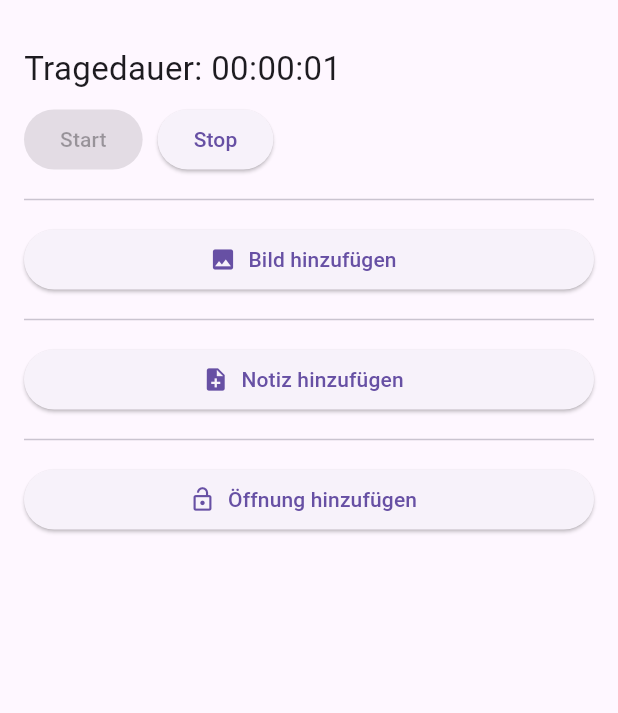
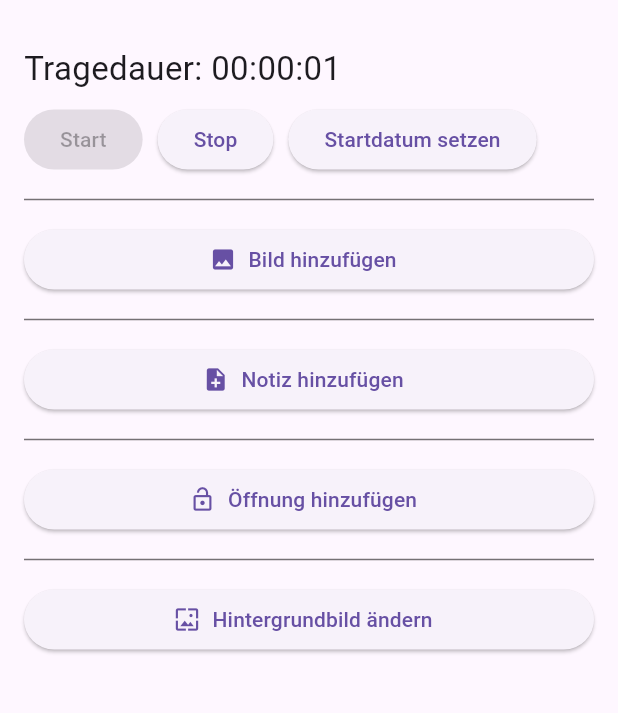
Before and after one commit to alessia-prog/ctarck, a Flutter app: the screen it shows after launch, after a tap on "Start", on a phone screen of 412 x 824 dp, the part 63-776 px from its top. Run offline on Flutter 3.47's test engine with Material 3 defaults, Android fonts, the phone set to English and light mode, and no system bars; our stand-ins replace image_picker, shared_preferences.

Commit message:
code geändert

```diff
--- a/lib/main.dart
+++ b/lib/main.dart
@@ -37,6 +37,7 @@ class _HomeScreenState extends State<HomeScreen> {
   final List<File> _images = [];
   final List<String> _notes = [];
   final List<String> _openings = [];
+  File? _backgroundImage;
 
   @override
   void initState() {
@@ -46,25 +47,44 @@ class _HomeScreenState extends State<HomeScreen> {
 
   Future<void> _loadData() async {
     final prefs = await SharedPreferences.getInstance();
+
+    // Lade Startzeit
     final startMillis = prefs.getInt('startTime');
     if (startMillis != null) {
       _startTime = DateTime.fromMillisecondsSinceEpoch(startMillis);
       _startTimer();
     }
+
+    // Lade bisherige Tragedauer
     final elapsedSecs = prefs.getInt('elapsed') ?? 0;
     setState(() {
       _elapsed = Duration(seconds: elapsedSecs);
     });
+
+    // Lade Hintergrundbild
+    final bgPath = prefs.getString('background');
+    if (bgPath != null && File(bgPath).existsSync()) {
+      setState(() => _backgroundImage = File(bgPath));
+    }
   }
 
   Future<void> _saveData() async {
     final prefs = await SharedPreferences.getInstance();
+
+    // Speichere Startzeit
     if (_startTime != null) {
       await prefs.setInt('startTime', _startTime!.millisecondsSinceEpoch);
     } else {
       await prefs.remove('startTime');
     }
+
+    // Speichere Tragedauer
     await prefs.setInt('elapsed', _elapsed.inSeconds);
+
+    // Speichere Hintergrundbild
+    if (_backgroundImage != null) {
+      await prefs.setString('background', _backgroundImage!.path);
+    }
   }
 
   void _startTimer() {
@@ -96,12 +116,45 @@ class _HomeScreenState extends State<HomeScreen> {
     _saveData();
   }
 
+  Future<void> _setManualStartDate() async {
+    final pickedDate = await showDatePicker(
+      context: context,
+      initialDate: DateTime.now(),
+      firstDate: DateTime(2000),
+      lastDate: DateTime.now(),
+    );
+    if (pickedDate == null) return;
+
+    final pickedTime = await showTimePicker(
+      context: context,
+      initialTime: TimeOfDay.now(),
+    );
+    if (pickedTime == null) return;
+
+    final newStart = DateTime(
+      pickedDate.year,
+      pickedDate.month,
+      pickedDate.day,
+      pickedTime.hour,
+      pickedTime.minute,
+    );
+
+    setState(() {
+      _startTime = newStart;
+      _elapsed = DateTime.now().difference(newStart);
+    });
+    _startTimer();
+    _saveData();
+  }
+
   Future<void> _addImage() async {
     final picker = ImagePicker();
     final picked = await picker.pickImage(source: ImageSource.gallery);
     if (picked != null) {
       final dir = await getApplicationDocumentsDirectory();
-      final saved = await File(picked.path).copy('${dir.path}/${DateTime.now().millisecondsSinceEpoch}.png');
+      final saved = await File(
+        picked.path,
+      ).copy('${dir.path}/${DateTime.now().millisecondsSinceEpoch}.png');
       setState(() {
         _images.add(saved);
       });
@@ -120,8 +173,14 @@ class _HomeScreenState extends State<HomeScreen> {
             decoration: const InputDecoration(hintText: 'Notiz hier eingeben'),
           ),
           actions: [
-            TextButton(onPressed: () => Navigator.pop(context), child: const Text('Abbrechen')),
-            TextButton(onPressed: () => Navigator.pop(context, temp), child: const Text('Speichern')),
+            TextButton(
+              onPressed: () => Navigator.pop(context),
+              child: const Text('Abbrechen'),
+            ),
+            TextButton(
+              onPressed: () => Navigator.pop(context, temp),
+              child: const Text('Speichern'),
+            ),
           ],
         );
       },
@@ -140,11 +199,19 @@ class _HomeScreenState extends State<HomeScreen> {
           title: const Text('Neue Öffnung'),
           content: TextField(
             onChanged: (v) => temp = v,
-            decoration: const InputDecoration(hintText: 'z.B. Reinigung am 21.08.'),
+            decoration: const InputDecoration(
+              hintText: 'z.B. Reinigung am 21.08.',
+            ),
           ),
           actions: [
-            TextButton(onPressed: () => Navigator.pop(context), child: const Text('Abbrechen')),
-            TextButton(onPressed: () => Navigator.pop(context, temp), child: const Text('Speichern')),
+            TextButton(
+              onPressed: () => Navigator.pop(context),
+              child: const Text('Abbrechen'),
+            ),
+            TextButton(
+              onPressed: () => Navigator.pop(context, temp),
+              child: const Text('Speichern'),
+            ),
           ],
         );
       },
@@ -154,11 +221,24 @@ class _HomeScreenState extends State<HomeScreen> {
     }
   }
 
+  Future<void> _pickBackgroundImage() async {
+    final picker = ImagePicker();
+    final picked = await picker.pickImage(source: ImageSource.gallery);
+    if (picked != null) {
+      final dir = await getApplicationDocumentsDirectory();
+      final saved = await File(picked.path).copy('${dir.path}/background.png');
+      setState(() {
+        _backgroundImage = saved;
+      });
+      _saveData();
+    }
+  }
+
   String _formatDuration(Duration d) {
     final h = d.inHours;
     final m = d.inMinutes % 60;
     final s = d.inSeconds % 60;
-    return '${h.toString().padLeft(2,'0')}:${m.toString().padLeft(2,'0')}:${s.toString().padLeft(2,'0')}';
+    return '${h.toString().padLeft(2, '0')}:${m.toString().padLeft(2, '0')}:${s.toString().padLeft(2, '0')}';
   }
 
   @override
@@ -172,12 +252,24 @@ class _HomeScreenState extends State<HomeScreen> {
   Widget build(BuildContext context) {
     return Scaffold(
       appBar: AppBar(title: const Text('Chastity Tracker')),
-      body: SingleChildScrollView(
+      body: Container(
+        decoration: BoxDecoration(
+          image: _backgroundImage != null
+              ? DecorationImage(
+                  image: FileImage(_backgroundImage!),
+                  fit: BoxFit.cover,
+                )
+              : null,
+        ),
+        child: SingleChildScrollView(
           padding: const EdgeInsets.all(16),
           child: Column(
             crossAxisAlignment: CrossAxisAlignment.stretch,
             children: [
-            Text('Tragedauer: ${_formatDuration(_elapsed)}', style: const TextStyle(fontSize: 22)),
+              Text(
+                'Tragedauer: ${_formatDuration(_elapsed)}',
+                style: const TextStyle(fontSize: 22),
+              ),
               const SizedBox(height: 8),
               Row(
                 children: [
@@ -190,9 +282,14 @@ class _HomeScreenState extends State<HomeScreen> {
                     onPressed: _startTime != null ? _stopTracking : null,
                     child: const Text('Stop'),
                   ),
+                  const SizedBox(width: 10),
+                  ElevatedButton(
+                    onPressed: _setManualStartDate,
+                    child: const Text('Startdatum setzen'),
+                  ),
                 ],
               ),
-            const Divider(height: 32),
+              const Divider(height: 32, color: Colors.black54),
               ElevatedButton.icon(
                 icon: const Icon(Icons.image),
                 label: const Text('Bild hinzufügen'),
@@ -201,23 +298,39 @@ class _HomeScreenState extends State<HomeScreen> {
               Wrap(
                 spacing: 8,
                 runSpacing: 8,
-              children: _images.map((img) => Image.file(img, width: 100, height: 100, fit: BoxFit.cover)).toList(),
+                children: _images
+                    .map(
+                      (img) => Image.file(
+                        img,
+                        width: 100,
+                        height: 100,
+                        fit: BoxFit.cover,
                       ),
-            const Divider(height: 32),
+                    )
+                    .toList(),
+              ),
+              const Divider(height: 32, color: Colors.black54),
               ElevatedButton.icon(
                 icon: const Icon(Icons.note_add),
                 label: const Text('Notiz hinzufügen'),
                 onPressed: _addNote,
               ),
               ..._notes.map((n) => ListTile(title: Text(n))).toList(),
-            const Divider(height: 32),
+              const Divider(height: 32, color: Colors.black54),
               ElevatedButton.icon(
                 icon: const Icon(Icons.lock_open),
                 label: const Text('Öffnung hinzufügen'),
                 onPressed: _addOpening,
               ),
               ..._openings.map((o) => ListTile(title: Text(o))).toList(),
+              const Divider(height: 32, color: Colors.black54),
+              ElevatedButton.icon(
+                icon: const Icon(Icons.wallpaper),
+                label: const Text('Hintergrundbild ändern'),
+                onPressed: _pickBackgroundImage,
+              ),
             ],
+          ),
         ),
       ),
     );
--- a/pubspec.yaml
+++ b/pubspec.yaml
@@ -30,6 +30,9 @@ environment:
 dependencies:
   flutter:
     sdk: flutter
+    shared_preferences: ^2.2.2
+    image_picker: ^1.0.4
+    path_provider: ^2.1.2
 
   # The following adds the Cupertino Icons font to your application.
   # Use with the CupertinoIcons class for iOS style icons.
```
Lines whose indentation alone changed are shown as unchanged.
